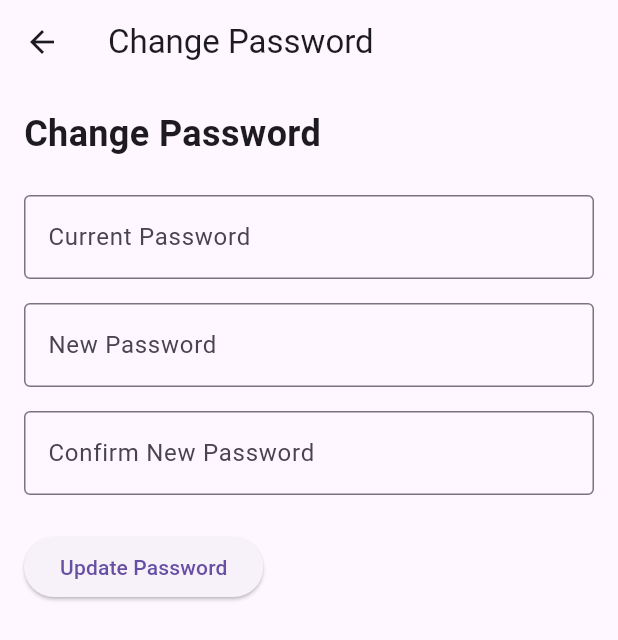
After one commit to Raichur456/DishcoveryApp, a Flutter app: the SettingsView screen opened by its route, after a tap on "Change Password", on a phone screen of 412 x 824 dp. The commit adds this screen. Shown: the top 640 px of the screen. Run offline on Flutter 3.47's test engine with Material 3 defaults, Android fonts, the phone set to English and light mode, and no system bars; our stand-ins replace drift, firebase_auth, firebase_core; missing offline and left inert: mobile_scanner; accounts and stored records are empty; generated files the repository leaves out were written again.

Commit message:
implemented profile and password tabs for dishcovery

```diff
--- a/dishcovery/lib/screens/home_view.dart
+++ b/dishcovery/lib/screens/home_view.dart
@@ -2,7 +2,7 @@ import 'package:flutter/material.dart';
 import '../config/mock_data.dart';
 import '../config/irl_mock_data.dart';
 import '../models/restaurant.dart';
-import '../services/yelp_service.dart';
+// import '../services/yelp_service.dart';
 import 'dish_view.dart';
 import 'favorites_view.dart';
 import 'settings_view.dart';
--- /dev/null
+++ b/dishcovery/lib/screens/password_view.dart
@@ -0,0 +1,55 @@
+import 'package:flutter/material.dart';
+
+class PasswordView extends StatelessWidget {
+  const PasswordView({super.key});
+
+  @override
+  Widget build(BuildContext context) {
+    return Scaffold(
+      appBar: AppBar(title: const Text('Change Password')),
+      body: Padding(
+        padding: const EdgeInsets.all(16.0),
+        child: Column(
+          crossAxisAlignment: CrossAxisAlignment.start,
+          children: [
+            const Text(
+              'Change Password',
+              style: TextStyle(fontSize: 24, fontWeight: FontWeight.bold),
+            ),
+            const SizedBox(height: 24),
+            TextField(
+              decoration: const InputDecoration(
+                labelText: 'Current Password',
+                border: OutlineInputBorder(),
+              ),
+              obscureText: true,
+            ),
+            const SizedBox(height: 16),
+            TextField(
+              decoration: const InputDecoration(
+                labelText: 'New Password',
+                border: OutlineInputBorder(),
+              ),
+              obscureText: true,
+            ),
+            const SizedBox(height: 16),
+            TextField(
+              decoration: const InputDecoration(
+                labelText: 'Confirm New Password',
+                border: OutlineInputBorder(),
+              ),
+              obscureText: true,
+            ),
+            const SizedBox(height: 24),
+            ElevatedButton(
+              onPressed: () {
+                // TODO: Implement password update logic
+              },
+              child: const Text('Update Password'),
+            ),
+          ],
+        ),
+      ),
+    );
+  }
+}
--- a/dishcovery/lib/screens/restaurant_view.dart
+++ b/dishcovery/lib/screens/restaurant_view.dart
@@ -9,9 +9,7 @@ class RestaurantView extends StatelessWidget {
   @override
   Widget build(BuildContext context) {
     return Scaffold(
-      appBar: AppBar(
-        title: const Text('Restaurants'),
-      ),
+      appBar: AppBar(title: const Text('Restaurants')),
       body: ListView.builder(
         itemCount: mockRestaurants.length,
         itemBuilder: (context, index) {
--- a/dishcovery/lib/screens/settings_view.dart
+++ b/dishcovery/lib/screens/settings_view.dart
@@ -1,4 +1,6 @@
 import 'package:flutter/material.dart';
+import 'profile_view.dart';
+import 'password_view.dart';
 
 class SettingsView extends StatelessWidget {
   const SettingsView({super.key});
@@ -7,7 +9,30 @@ class SettingsView extends StatelessWidget {
   Widget build(BuildContext context) {
     return Scaffold(
       appBar: AppBar(title: const Text('Settings')),
-      body: const Center(child: Text('Settings coming soon!')),
+      body: ListView(
+        children: [
+          ListTile(
+            leading: const Icon(Icons.person),
+            title: const Text('Profile'),
+            onTap: () {
+              Navigator.push(
+                context,
+                MaterialPageRoute(builder: (_) => const ProfileView()),
+              );
+            },
+          ),
+          ListTile(
+            leading: const Icon(Icons.lock),
+            title: const Text('Change Password'),
+            onTap: () {
+              Navigator.push(
+                context,
+                MaterialPageRoute(builder: (_) => const PasswordView()),
+              );
+            },
+          ),
+        ],
+      ),
     );
   }
 }
```
Also changed, not shown: dishcovery/lib/db/allergen_database.dart (+8 -10 lines), dishcovery/lib/screens/barcode_scanner_page.dart (+3 -8 lines), dishcovery/lib/screens/profile_view.dart (added, +35 -0 lines), 1 other file.
